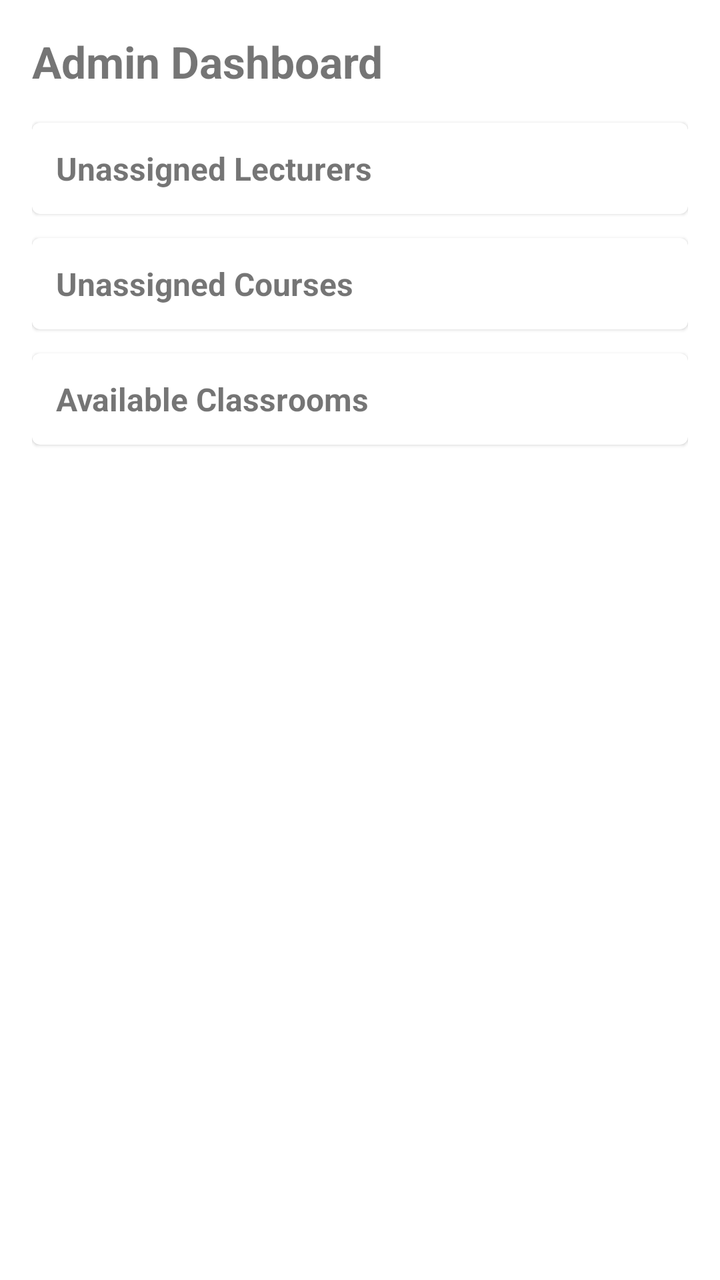
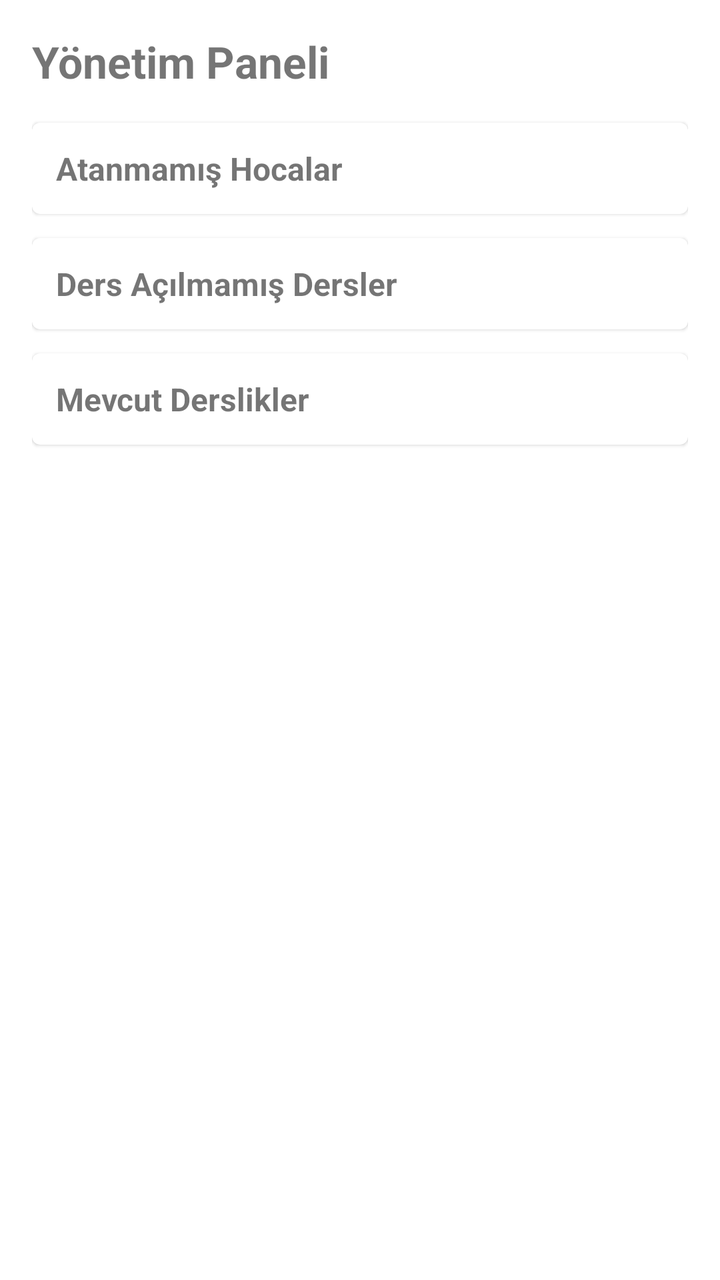

The first picture is an Android layout as it rendered before a commit; the second is the same layout after the commit. The layout source and the unified diff follow.
<!-- AndroidManifest.xml: application theme Theme.UniScheduler -->
<!-- res/layout/fragment_admin_home.xml -->
<?xml version="1.0" encoding="utf-8"?>
<androidx.core.widget.NestedScrollView
    xmlns:android="http://schemas.android.com/apk/res/android"
    android:layout_width="match_parent"
    android:layout_height="match_parent"
    android:padding="16dp">

    <LinearLayout
        android:layout_width="match_parent"
        android:layout_height="wrap_content"
        android:orientation="vertical">

        <TextView
            android:id="@+id/tvTitle"
            android:layout_width="wrap_content"
            android:layout_height="wrap_content"
            android:text="Admin Dashboard"
            android:textSize="22sp"
            android:textStyle="bold"
            android:layout_marginBottom="16dp" />

        <ProgressBar
            android:id="@+id/progressBar"
            android:layout_width="wrap_content"
            android:layout_height="wrap_content"
            android:visibility="gone"
            android:layout_gravity="center_horizontal" />

        <TextView
            android:id="@+id/tvError"
            android:layout_width="match_parent"
            android:layout_height="wrap_content"
            android:textColor="@color/colorError"
            android:visibility="gone" />

        <com.google.android.material.button.MaterialButton
            android:id="@+id/btnRetry"
            android:layout_width="wrap_content"
            android:layout_height="wrap_content"
            android:text="Retry"
            android:visibility="gone" />

        
        <com.google.android.material.card.MaterialCardView
            android:layout_width="match_parent"
            android:layout_height="wrap_content"
            android:layout_marginBottom="12dp">
            <LinearLayout
                android:layout_width="match_parent"
                android:layout_height="wrap_content"
                android:orientation="vertical"
                android:padding="12dp">
                <TextView
                    android:layout_width="wrap_content"
                    android:layout_height="wrap_content"
                    android:text="Unassigned Lecturers"
                    android:textStyle="bold"
                    android:textSize="16sp" />
                <androidx.recyclerview.widget.RecyclerView
                    android:id="@+id/rvUnassignedLecturers"
                    android:layout_width="match_parent"
                    android:layout_height="wrap_content"
                    android:nestedScrollingEnabled="false" />
            </LinearLayout>
        </com.google.android.material.card.MaterialCardView>

        
        <com.google.android.material.card.MaterialCardView
            android:layout_width="match_parent"
            android:layout_height="wrap_content"
            android:layout_marginBottom="12dp">
            <LinearLayout
                android:layout_width="match_parent"
                android:layout_height="wrap_content"
                android:orientation="vertical"
                android:padding="12dp">
                <TextView
                    android:layout_width="wrap_content"
                    android:layout_height="wrap_content"
                    android:text="Unassigned Courses"
                    android:textStyle="bold"
                    android:textSize="16sp" />
                <androidx.recyclerview.widget.RecyclerView
                    android:id="@+id/rvUnassignedCourses"
                    android:layout_width="match_parent"
                    android:layout_height="wrap_content"
                    android:nestedScrollingEnabled="false" />
            </LinearLayout>
        </com.google.android.material.card.MaterialCardView>

        
        <com.google.android.material.card.MaterialCardView
            android:layout_width="match_parent"
            android:layout_height="wrap_content"
            android:layout_marginBottom="12dp">
            <LinearLayout
                android:layout_width="match_parent"
                android:layout_height="wrap_content"
                android:orientation="vertical"
                android:padding="12dp">
                <TextView
                    android:layout_width="wrap_content"
                    android:layout_height="wrap_content"
                    android:text="Available Classrooms"
                    android:textStyle="bold"
                    android:textSize="16sp" />
                <androidx.recyclerview.widget.RecyclerView
                    android:id="@+id/rvAvailableClassrooms"
                    android:layout_width="match_parent"
                    android:layout_height="wrap_content"
                    android:nestedScrollingEnabled="false" />
            </LinearLayout>
        </com.google.android.material.card.MaterialCardView>

    </LinearLayout>
</androidx.core.widget.NestedScrollView>
<!-- resources referenced by this layout -->
<resources>
  <color name="colorError">#B00020</color>
  <style name="Theme.UniScheduler" parent="Theme.MaterialComponents.DayNight.DarkActionBar">
          <item name="colorPrimary">@color/colorPrimary</item>
          <item name="colorPrimaryDark">@color/colorPrimaryDark</item>
          <item name="colorAccent">@color/colorAccent</item>
      </style>
  <color name="colorPrimary">#3F51B5</color>
  <color name="colorPrimaryDark">#303F9F</color>
  <color name="colorAccent">#FF4081</color>
</resources>

<!-- the commit's change to res/layout/fragment_admin_home.xml (unified diff, before → after) -->
@@ -14,7 +14,7 @@
             android:id="@+id/tvTitle"
             android:layout_width="wrap_content"
             android:layout_height="wrap_content"
-            android:text="Admin Dashboard"
+            android:text="Yönetim Paneli"
             android:textSize="22sp"
             android:textStyle="bold"
             android:layout_marginBottom="16dp" />
@@ -51,9 +51,10 @@
                 android:orientation="vertical"
                 android:padding="12dp">
                 <TextView
+                    android:id="@+id/tvLecturerPanelTitle"
                     android:layout_width="wrap_content"
                     android:layout_height="wrap_content"
-                    android:text="Unassigned Lecturers"
+                    android:text="Atanmamış Hocalar"
                     android:textStyle="bold"
                     android:textSize="16sp" />
                 <androidx.recyclerview.widget.RecyclerView
@@ -75,9 +76,10 @@
                 android:orientation="vertical"
                 android:padding="12dp">
                 <TextView
+                    android:id="@+id/tvCoursePanelTitle"
                     android:layout_width="wrap_content"
                     android:layout_height="wrap_content"
-                    android:text="Unassigned Courses"
+                    android:text="Ders Açılmamış Dersler"
                     android:textStyle="bold"
                     android:textSize="16sp" />
                 <androidx.recyclerview.widget.RecyclerView
@@ -99,9 +101,10 @@
                 android:orientation="vertical"
                 android:padding="12dp">
                 <TextView
+                    android:id="@+id/tvClassroomPanelTitle"
                     android:layout_width="wrap_content"
                     android:layout_height="wrap_content"
-                    android:text="Available Classrooms"
+                    android:text="Mevcut Derslikler"
                     android:textStyle="bold"
                     android:textSize="16sp" />
                 <androidx.recyclerview.widget.RecyclerView
